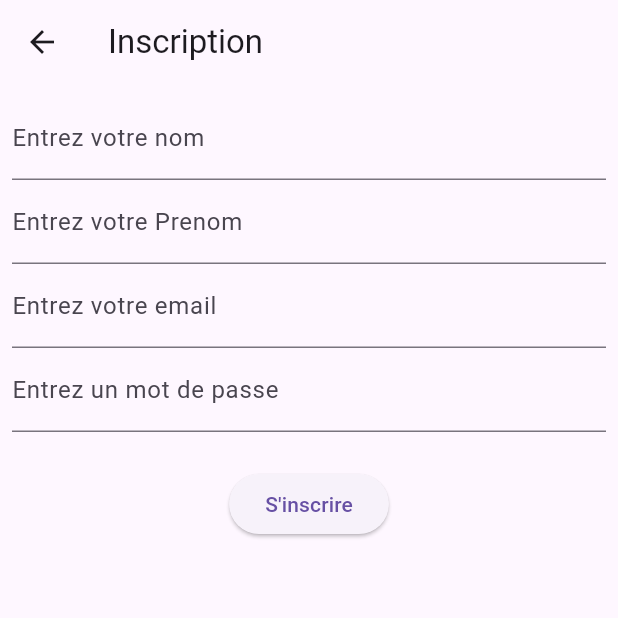
After one commit to Gregoire03/final-project, a Flutter app: the Inscription screen opened directly, on a phone screen of 412 x 824 dp, the top half of it. The commit adds this screen. Run offline on Flutter 3.47's test engine with Material 3 defaults, Android fonts, the phone set to English and light mode, and no system bars; our stand-ins replace cloud_firestore, firebase_auth, firebase_core, get; accounts and stored records are empty.

Commit message:
i'm failed

```diff
--- /dev/null
+++ b/lib/inscription.dart
@@ -0,0 +1,101 @@
+import 'package:application_de_gestion_des_resources/home_page.dart';
+import 'package:application_de_gestion_des_resources/models/utilisateur.dart';
+import 'package:cloud_firestore/cloud_firestore.dart';
+import 'package:firebase_auth/firebase_auth.dart';
+import 'package:flutter/material.dart';
+import 'package:get/get.dart';
+
+class Inscription extends StatelessWidget {
+  Inscription({super.key});
+
+  final nomController = TextEditingController();
+  final prenomController = TextEditingController();
+  final emailController = TextEditingController();
+  final mdpController = TextEditingController();
+  @override
+  Widget build(BuildContext context) {
+    return Scaffold(
+      appBar: AppBar(
+        title: Text("Inscription"),
+      ),
+      body: Padding(
+        padding: const EdgeInsets.all(8.0),
+        child: Column(
+          children: [
+            TextFormField(
+              controller: nomController,
+              decoration: InputDecoration(
+                label: Text("Entrez votre nom"),
+              ),
+            ),
+            TextFormField(
+              controller: prenomController,
+              decoration: InputDecoration(
+                label: Text("Entrez votre Prenom"),
+              ),
+            ),
+            TextFormField(
+              controller: emailController,
+              decoration: InputDecoration(
+                label: Text("Entrez votre email"),
+              ),
+            ),
+            TextFormField(
+              controller: mdpController,
+              decoration: InputDecoration(
+                label: Text("Entrez un mot de passe"),
+              ),
+            ),
+            SizedBox(
+              height: 24,
+            ),
+            ElevatedButton(
+                onPressed: () async {
+                  try {
+                    var email = emailController.text;
+                    var mdp = mdpController.text;
+                    var prenom = prenomController.text;
+                    var nom = nomController.text;
+
+                    await FirebaseAuth.instance.createUserWithEmailAndPassword(
+                        email: email, password: mdp);
+
+                    var utilisateur = Utilisateur(
+                        nom: nom, prenom: prenom, email: email, mdp: mdp);
+                    await FirebaseFirestore.instance
+                        .collection('Utilisateurs')
+                        .doc(email)
+                        .set(utilisateur.toMap());
+
+                    Get.to(HomePage());
+                  } on FirebaseAuthException catch (e) {
+                    String message = '';
+
+                    if (e.code == 'weak-password') {
+                      message = 'Mot de passe trop faible.';
+                    } else if (e.code == 'email-already-in-use') {
+                      message = 'Cet email est déjà utilisé.';
+                    } else if (e.code == 'invalid-email') {
+                      message = 'Email invalide.';
+                    } else {
+                      message = 'Erreur : ${e.message}';
+                    }
+
+                    Get.snackbar(
+                      'Erreur d\'inscription',
+                      message,
+                      snackPosition: SnackPosition.BOTTOM,
+                      backgroundColor: const Color(0xFFB00020),
+                      colorText: Colors.white,
+                      margin: const EdgeInsets.all(12),
+                      duration: const Duration(seconds: 4),
+                    );
+                  }
+                },
+                child: Text("S'inscrire"))
+          ],
+        ),
+      ),
+    );
+  }
+}
--- /dev/null
+++ b/lib/models/utilisateur.dart
@@ -0,0 +1,75 @@
+// ignore_for_file: public_member_api_docs, sort_constructors_first
+import 'dart:convert';
+
+class Utilisateur {
+  String nom;
+  String prenom;
+  String email;
+  String mdp;
+  Utilisateur({
+    required this.nom,
+    required this.prenom,
+    required this.email,
+    required this.mdp,
+  });
+
+  Utilisateur copyWith({
+    String? nom,
+    String? prenom,
+    String? email,
+    String? mdp,
+  }) {
+    return Utilisateur(
+      nom: nom ?? this.nom,
+      prenom: prenom ?? this.prenom,
+      email: email ?? this.email,
+      mdp: mdp ?? this.mdp,
+    );
+  }
+
+  Map<String, dynamic> toMap() {
+    return <String, dynamic>{
+      'nom': nom,
+      'prenom': prenom,
+      'email': email,
+      'mdp': mdp,
+    };
+  }
+
+  factory Utilisateur.fromMap(Map<String, dynamic> map) {
+    return Utilisateur(
+      nom: map['nom'] as String,
+      prenom: map['prenom'] as String,
+      email: map['email'] as String,
+      mdp: map['mdp'] as String,
+    );
+  }
+
+  String toJson() => json.encode(toMap());
+
+  factory Utilisateur.fromJson(String source) => Utilisateur.fromMap(json.decode(source) as Map<String, dynamic>);
+
+  @override
+  String toString() {
+    return 'Utilisateur(nom: $nom, prenom: $prenom, email: $email, mdp: $mdp)';
+  }
+
+  @override
+  bool operator ==(covariant Utilisateur other) {
+    if (identical(this, other)) return true;
+
+    return
+      other.nom == nom &&
+      other.prenom == prenom &&
+      other.email == email &&
+      other.mdp == mdp;
+  }
+
+  @override
+  int get hashCode {
+    return nom.hashCode ^
+      prenom.hashCode ^
+      email.hashCode ^
+      mdp.hashCode;
+  }
+}
--- a/pubspec.yaml
+++ b/pubspec.yaml
@@ -19,7 +19,7 @@ publish_to: 'none' # Remove this line if you wish to publish to pub.dev
 version: 1.0.0+1
 
 environment:
-  sdk: ^3.7.2
+  sdk: ^3.6.1
 
 # Dependencies specify other packages that your package needs in order to work.
 # To automatically upgrade your package dependencies to the latest versions
@@ -37,6 +37,7 @@ dependencies:
   firebase_core: ^3.13.0
   cloud_firestore: ^5.6.6
   get: ^4.7.2
+  firebase_auth: ^5.5.2
 
 dev_dependencies:
   flutter_test:
```
Also changed, not shown: lib/home_page.dart (+21 -13 lines), lib/interface_de_connexion.dart (added, +86 -0 lines), lib/main.dart (+10 -1 lines), lib/profile.dart (added, +77 -0 lines), pubspec.lock, 4 other files.
